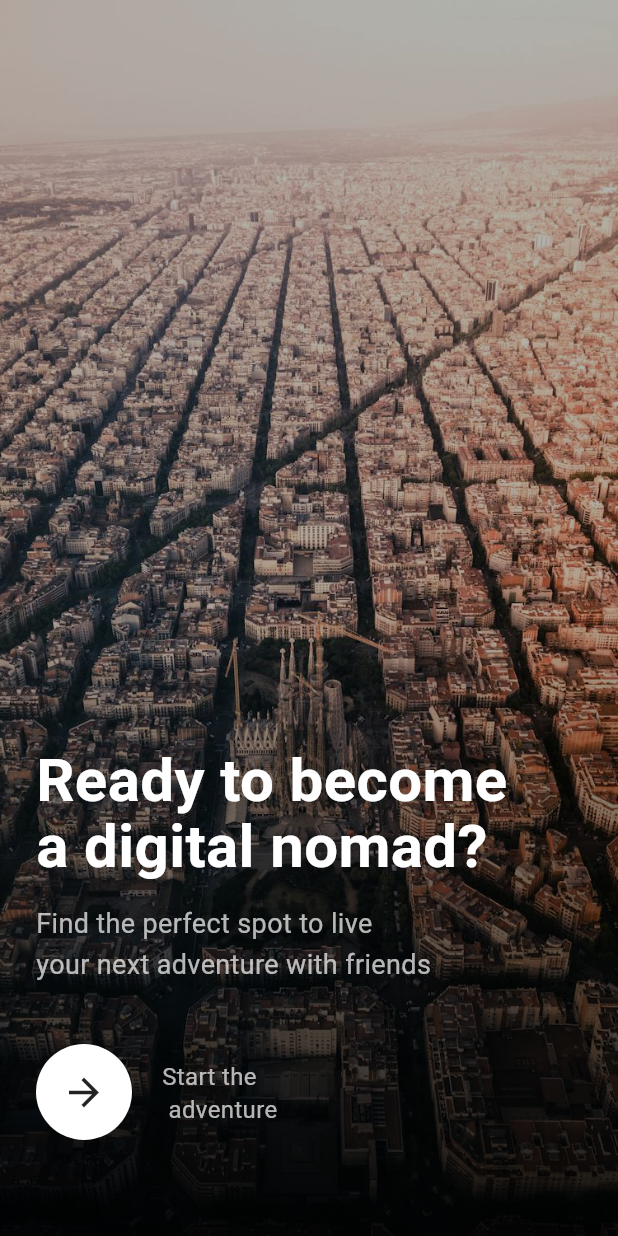
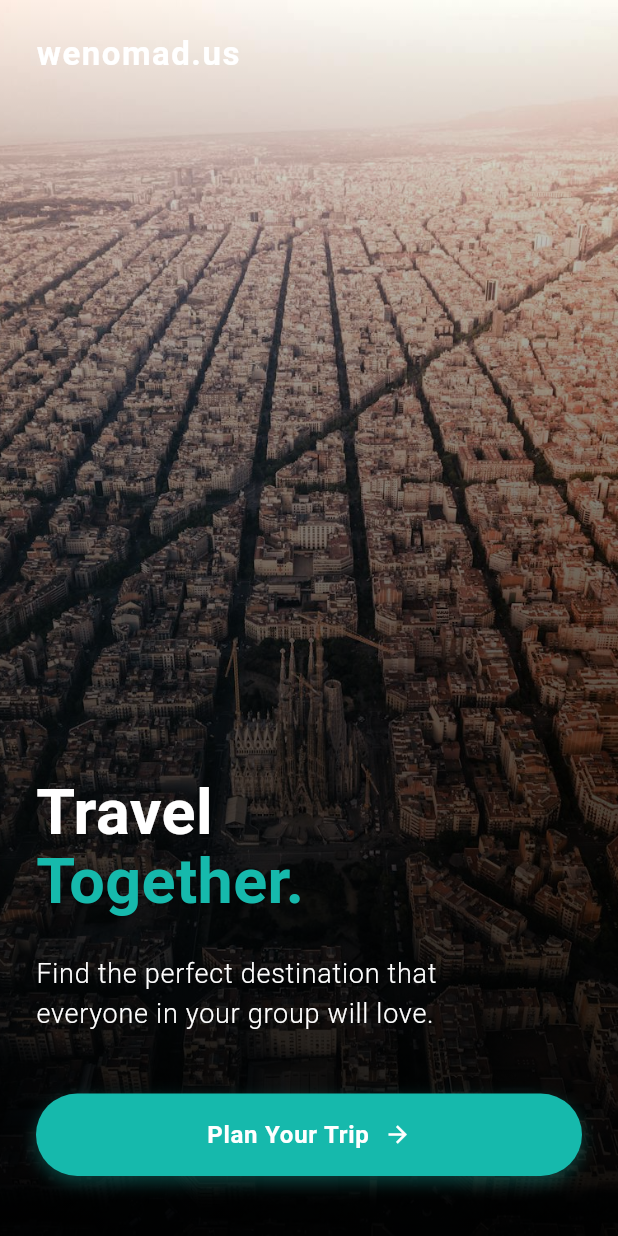
Before and after one commit to meulencv/wenomadus, a Flutter app: the screen it shows after launch, on a phone screen of 412 x 824 dp. Run offline on Flutter 3.47's test engine with Material 3 defaults, Android fonts, the phone set to English and light mode, and no system bars; our stand-ins replace supabase_flutter; accounts and stored records are empty.

Commit message:
feat: Mejora de la pantalla de bienvenida con nuevos textos y estilos

```diff
--- a/lib/screens/welcome_screen.dart
+++ b/lib/screens/welcome_screen.dart
@@ -11,6 +11,7 @@ class WelcomeScreen extends StatelessWidget {
       body: Stack(
         fit: StackFit.expand,
         children: [
+          // Imagen de fondo con overlay de gradiente
           Image.asset(
             'assets/barcelona.jpeg',
             fit: BoxFit.cover,
@@ -19,55 +20,113 @@ class WelcomeScreen extends StatelessWidget {
             decoration: BoxDecoration(
               gradient: LinearGradient(
                 begin: Alignment.bottomCenter,
-                end: Alignment.center,
+                end: Alignment.topCenter,
                 colors: [
-                  Colors.black.withOpacity(0.9),
-                  Colors.black.withOpacity(0.3),
+                  Colors.black.withOpacity(0.95),
+                  Colors.black.withOpacity(0.6),
+                  Colors.black.withOpacity(0.4),
+                  Colors.transparent,
                 ],
+                stops: const [0.0, 0.5, 0.7, 1.0],
               ),
             ),
           ),
           SafeArea(
             child: Padding(
-              padding: const EdgeInsets.all(24.0),
+              padding: const EdgeInsets.symmetric(horizontal: 24.0),
               child: Column(
-                mainAxisAlignment: MainAxisAlignment.end,
                 crossAxisAlignment: CrossAxisAlignment.start,
                 children: [
-                  const Text(
-                    'Ready to become\na digital nomad?',
+                  // Logo en la parte superior
+                  Padding(
+                    padding: const EdgeInsets.only(top: 20.0),
+                    child: Text(
+                      'wenomad.us',
                       style: TextStyle(
-                      fontSize: 40,
+                        fontSize: 22,
+                        fontWeight: FontWeight.bold,
+                        color: Colors.white,
+                        letterSpacing: 1,
+                      ),
+                    ),
+                  ),
+                  const Spacer(flex: 4),
+                  // Contenedor para los textos principales
+                  Container(
+                    width: double.infinity,
+                    padding: const EdgeInsets.only(bottom: 40.0),
+                    child: Column(
+                      crossAxisAlignment: CrossAxisAlignment.start,
+                      children: [
+                        // Textos principales con efecto de sombra sutil
+                        Text(
+                          'Travel',
+                          style: TextStyle(
+                            fontSize: 42,
                             fontWeight: FontWeight.bold,
                             color: Colors.white,
                             height: 1.1,
+                            shadows: [
+                              Shadow(
+                                blurRadius: 3.0,
+                                color: Colors.black.withOpacity(0.3),
+                                offset: const Offset(0, 2),
+                              ),
+                            ],
                           ),
                         ),
-                  const SizedBox(height: 16),
-                  const Text(
-                    'Find the perfect spot to live\nyour next adventure with friends',
+                        Text(
+                          'Together.',
+                          style: TextStyle(
+                            fontSize: 42,
+                            fontWeight: FontWeight.bold,
+                            color: const Color(0xFF16B9AC),
+                            height: 1.1,
+                            shadows: [
+                              Shadow(
+                                blurRadius: 3.0,
+                                color: Colors.black.withOpacity(0.3),
+                                offset: const Offset(0, 2),
+                              ),
+                            ],
+                          ),
+                        ),
+                        const SizedBox(height: 24),
+                        // Subtexto con estilo más refinado y enfoque en el propósito de la app
+                        Container(
+                          padding: const EdgeInsets.only(right: 40),
+                          child: const Text(
+                            'Find the perfect destination that everyone in your group will love.',
                             style: TextStyle(
                               fontSize: 18,
-                      color: Colors.white70,
+                              fontWeight: FontWeight.w300,
+                              color: Colors.white,
                               height: 1.5,
+                              letterSpacing: 0.5,
                             ),
                           ),
-                  const SizedBox(height: 40),
-                  Row(
-                    children: [
+                        ),
+                      ],
+                    ),
+                  ),
+
+                  // Botón mejorado con efecto de elevación
                   Container(
-                        width: 64,
-                        height: 64,
+                    width: double.infinity,
+                    height: 55,
+                    margin: const EdgeInsets.only(bottom: 40.0),
                     decoration: BoxDecoration(
-                          color: Colors.white,
-                          borderRadius: BorderRadius.circular(32),
+                      borderRadius: BorderRadius.circular(30),
+                      boxShadow: [
+                        BoxShadow(
+                          color: const Color(0xFF16B9AC).withOpacity(0.3),
+                          spreadRadius: 1,
+                          blurRadius: 8,
+                          offset: const Offset(0, 4),
                         ),
-                        child: IconButton(
-                          icon: const Icon(
-                            Icons.arrow_forward,
-                            color: Colors.black87,
-                            size: 30,
+                      ],
                     ),
+                    child: ElevatedButton(
                       onPressed: () {
                         Navigator.push(
                           context,
@@ -76,20 +135,32 @@ class WelcomeScreen extends StatelessWidget {
                           ),
                         );
                       },
+                      style: ElevatedButton.styleFrom(
+                        backgroundColor: const Color(0xFF16B9AC),
+                        shape: RoundedRectangleBorder(
+                          borderRadius: BorderRadius.circular(30),
+                        ),
+                        elevation: 0,
+                        padding: const EdgeInsets.symmetric(vertical: 15),
+                      ),
+                      child: Row(
+                        mainAxisAlignment: MainAxisAlignment.center,
+                        children: const [
+                          Text(
+                            'Plan Your Trip',
+                            style: TextStyle(
+                              fontSize: 16,
+                              fontWeight: FontWeight.w600,
+                              color: Colors.white,
+                              letterSpacing: 0.5,
                             ),
                           ),
-                      const SizedBox(width: 20),
-                      const Text(
-                        'Start the\n adventure',
-                        style: TextStyle(
-                          fontSize: 16,
-                          color: Colors.white70,
-                          height: 1.4,
+                          SizedBox(width: 10),
+                          Icon(Icons.arrow_forward, size: 18),
+                        ],
                       ),
                     ),
-                    ],
                   ),
-                  const SizedBox(height: 40),
                 ],
               ),
             ),
```
Lines whose indentation alone changed are shown as unchanged.
